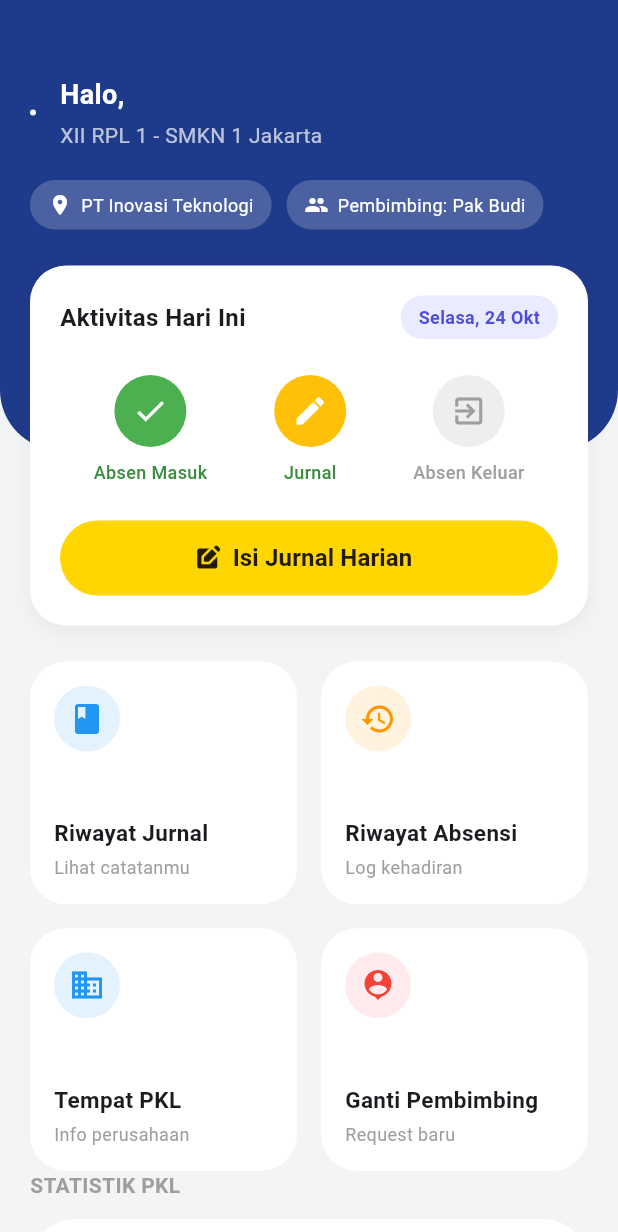
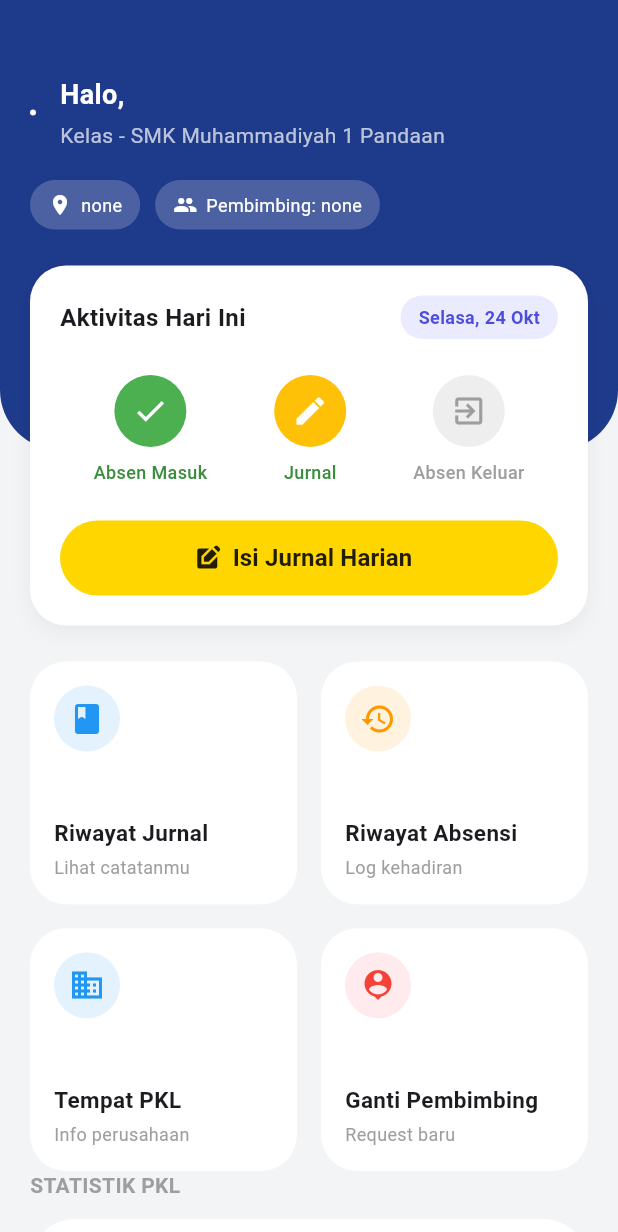
Before and after one commit to IrpanKuy/web-manajemen-pkl, a Flutter app: the HomePage screen opened by its route, on a phone screen of 412 x 824 dp. Shown: the top 1232 px of the screen. Run offline on Flutter 3.47's test engine with Material 3 defaults, Android fonts, the phone set to English and light mode, and no system bars; our stand-ins replace dio, flutter_secure_storage, logger, retrofit, shared_preferences; accounts and stored records are empty; generated files the repository leaves out were written again; network calls fail.

Commit message:
feat: Scaffold new Flutter application with core dependencies, UI pages, data models, and integrate with new Laravel API endpoints and console command.

```diff
--- a/flutter_app/lib/data/models/response/auth_response.dart
+++ b/flutter_app/lib/data/models/response/auth_response.dart
@@ -59,11 +59,14 @@ class User {
   final String role;
   // ⬆️ pengguna: siswa / pendamping / supervisors / pembimbing
 
+  final SiswaData? siswas;
+
   User({
     required this.id,
     required this.name,
     required this.email,
     required this.role,
+    this.siswas,
   });
 
   // convert JSON → User
@@ -72,3 +75,38 @@ class User {
   // convert User → JSON
   Map<String, dynamic> toJson() => _$UserToJson(this);
 }
+
+@JsonSerializable()
+class SiswaData {
+  final JurusanData? jurusan;
+
+  SiswaData({
+    this.jurusan,
+  });
+
+  // convert JSON → SiswaData
+  factory SiswaData.fromJson(Map<String, dynamic> json) =>
+      _$SiswaDataFromJson(json);
+
+  // convert SiswaData → JSON
+  Map<String, dynamic> toJson() => _$SiswaDataToJson(this);
+}
+
+@JsonSerializable()
+class JurusanData {
+  final int id;
+  @JsonKey(name: 'nama_jurusan')
+  final String namaJurusan;
+
+  JurusanData({
+    required this.id,
+    required this.namaJurusan,
+  });
+
+  // convert JSON → JurusanData
+  factory JurusanData.fromJson(Map<String, dynamic> json) =>
+      _$JurusanDataFromJson(json);
+
+  // convert JurusanData → JSON
+  Map<String, dynamic> toJson() => _$JurusanDataToJson(this);
+}
--- a/flutter_app/lib/data/models/response/home_page_response.dart
+++ b/flutter_app/lib/data/models/response/home_page_response.dart
@@ -6,11 +6,13 @@ part 'home_page_response.g.dart';
 class HomePageResponse {
   final bool success;
   final String message;
+  final String statusAbsensi;
   final HomePageData? data;
 
   HomePageResponse({
     required this.success,
     required this.message,
+    required this.statusAbsensi,
     this.data,
   });
 
@@ -40,15 +42,20 @@ class HomePageData {
 
 @JsonSerializable()
 class PenempatanData {
-  final bool status;
-  @JsonKey(name: 'nama_instansi')
-  final String? namaInstansi;
+  final String? status;
   final String? pembimbing;
+  @JsonKey(name: 'tgl_mulai')
+  final String? tglMulai;
+  @JsonKey(name: 'tgl_selesai')
+  final String? tglSelesai;
+  final MitraData? mitra;
 
   PenempatanData({
     required this.status,
-    this.namaInstansi,
     this.pembimbing,
+    this.tglMulai,
+    this.tglSelesai,
+    this.mitra,
   });
 
   factory PenempatanData.fromJson(Map<String, dynamic> json) =>
@@ -58,20 +65,30 @@ class PenempatanData {
 }
 
 @JsonSerializable()
+class MitraData {
+  @JsonKey(name: 'nama_instansi')
+  final String? namaInstansi;
+
+  MitraData({
+    required this.namaInstansi,
+  });
+
+  factory MitraData.fromJson(Map<String, dynamic> json) =>
+      _$MitraDataFromJson(json);
+
+  Map<String, dynamic> toJson() => _$MitraDataToJson(this);
+}
+
+@JsonSerializable()
 class AbsensiData {
-  final String? status;
   @JsonKey(name: 'jam_masuk')
   final String? jamMasuk;
   @JsonKey(name: 'jam_pulang')
   final String? jamPulang;
-  @JsonKey(name: 'status_kehadiran')
-  final String? statusKehadiran;
 
   AbsensiData({
-    this.status,
     this.jamMasuk,
     this.jamPulang,
-    this.statusKehadiran,
   });
 
   factory AbsensiData.fromJson(Map<String, dynamic> json) =>
--- a/flutter_app/lib/ui/home_page.dart
+++ b/flutter_app/lib/ui/home_page.dart
@@ -16,7 +16,7 @@ class _HomePageState extends State<HomePage> {
   User? _currentUser;
   final HomePageClient _homePageClient = HomePageClient(DioClient().dio);
   HomePageResponse? _homePageResponse;
-
+  PenempatanData? _penempatanData;
   bool _isLoading = false;
 
   final SessionService _sessionService = SessionService();
@@ -44,8 +44,10 @@ class _HomePageState extends State<HomePage> {
       final response = await _homePageClient.getHomePageData();
       setState(() {
         _homePageResponse = response;
+        _penempatanData = response.data?.penempatan;
         _isLoading = false;
       });
+      print(_homePageResponse);
     } catch (e) {
       print(e);
     }
@@ -88,7 +90,11 @@ class _HomePageState extends State<HomePage> {
                   const SizedBox(height: 24),
 
                   // --- Kartu Utama ---
-                  _buildActivityCard(),
+                  // _tidakAdaDataPenempatan(),
+                  // _statusPendingPkl(),
+                  _statusBerjalanPkl(),
+                  // _statusSelesaiPkl(),
+                  // _statusGagalPkl(),
 
                   const SizedBox(height: 24),
 
@@ -153,9 +159,9 @@ class _HomePageState extends State<HomePage> {
                     ),
                   ),
                   const SizedBox(height: 4),
-                  const Text(
-                    "XII RPL 1 - SMKN 1 Jakarta",
-                    style: TextStyle(
+                  Text(
+                    "${_currentUser?.siswas?.jurusan?.namaJurusan ?? 'Kelas'} - SMK Muhammadiyah 1 Pandaan",
+                    style: const TextStyle(
                       color: Colors.white70,
                       fontSize: 14,
                     ),
@@ -169,9 +175,11 @@ class _HomePageState extends State<HomePage> {
         // Tombol Pill (Lokasi & Pembimbing)
         Row(
           children: [
-            _buildPillBadge(Icons.location_on, "PT Inovasi Teknologi"),
+            _buildPillBadge(Icons.location_on,
+                _penempatanData?.mitra?.namaInstansi ?? "none"),
             const SizedBox(width: 10),
-            _buildPillBadge(Icons.people, "Pembimbing: Pak Budi"),
+            _buildPillBadge(Icons.people,
+                "Pembimbing: ${_penempatanData?.pembimbing ?? "none"}"),
           ],
         ),
       ],
@@ -179,7 +187,7 @@ class _HomePageState extends State<HomePage> {
   }
 
   // WIDGET: Kartu Aktivitas Hari Ini
-  Widget _buildActivityCard() {
+  Widget _statusBerjalanPkl() {
     return Container(
       padding: const EdgeInsets.all(20),
       decoration: BoxDecoration(
--- a/flutter_app/pubspec.yaml
+++ b/flutter_app/pubspec.yaml
@@ -18,6 +18,7 @@ dependencies:
   flutter_secure_storage: ^9.0.0
   logger: ^2.3.0
   shared_preferences: ^2.5.4
+  simple_barcode_scanner: ^0.4.0
 
 dev_dependencies:
   flutter_test:
```
Also changed, not shown: flutter_app/lib/main.dart (+13 -1 lines), flutter_app/lib/ui/ganti_pembimbing.dart (added, +15 -0 lines), flutter_app/lib/ui/rekap_absensi.dart (added, +15 -0 lines), flutter_app/lib/ui/rekap_jurnal.dart (added, +15 -0 lines), flutter_app/lib/ui/tempatPkl/cari_instansi.dart (added, +15 -0 lines), flutter_app/lib/ui/tempatPkl/detail_instansi.dart (added, +15 -0 lines), flutter_app/lib/ui/tempatPkl/status_lamaran.dart (added, +15 -0 lines), flutter_app/lib/data/models/response/auth_response.g.dart, flutter_app/lib/data/models/response/home_page_response.g.dart, flutter_app/pubspec.lock, 5 other files.
